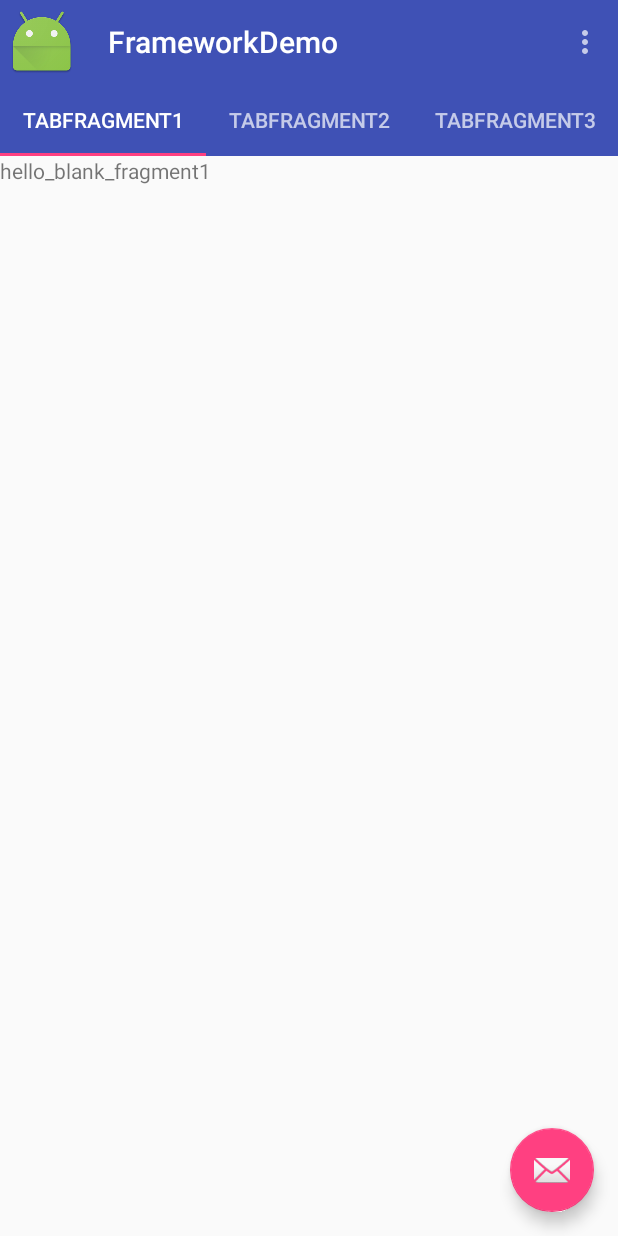
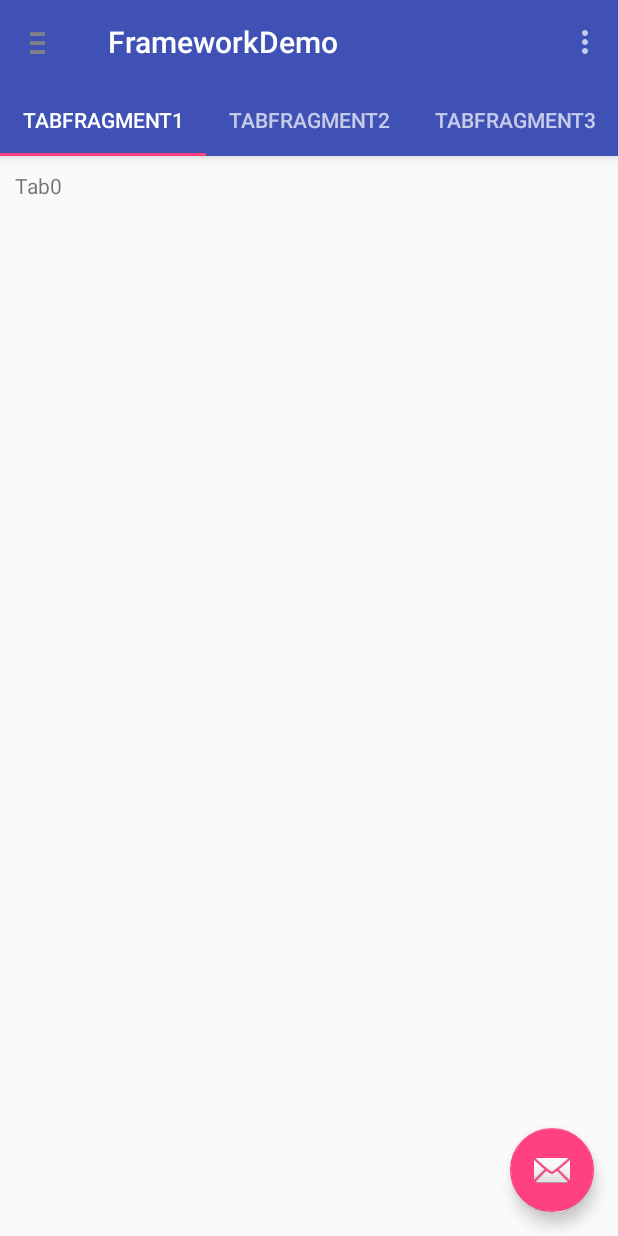
Before and after one commit to xinglianfly/Framework, an Android app: the screen it shows after launch (MainActivity), on a phone screen of 412 x 824 dp. Run offline under Robolectric (Android 15) with nearby library versions, the phone set to English and light mode, and no system bars.

Commit message:
appbarlayout

```diff
--- a/app/build.gradle
+++ b/app/build.gradle
@@ -25,4 +25,6 @@ dependencies {
     compile 'com.android.support:appcompat-v7:23.1.1'
     compile 'com.android.support:design:23.1.1'
     compile 'com.android.support:support-v4:23.1.1'
+    compile 'com.android.support:recyclerview-v7:23.1.1'
+
 }
--- a/app/src/main/java/com/example/administrator/frameworkdemo/MainActivity.java
+++ b/app/src/main/java/com/example/administrator/frameworkdemo/MainActivity.java
@@ -39,7 +39,7 @@ public class MainActivity extends AppCompatActivity implements NavigationView.On
         mDrawerlayout = (DrawerLayout) findViewById(R.id.drawerlayout);
         navigationView = (NavigationView) findViewById(R.id.navigationview);
         toolbar  = (Toolbar) findViewById(R.id.toolbar);
-        toolbar.setNavigationIcon(R.mipmap.ic_launcher);
+        toolbar.setNavigationIcon(R.mipmap.ic_drawer);
         floatingActionButton = (FloatingActionButton) findViewById(R.id.fab);
         floatingActionButton.setOnClickListener(this);
         setSupportActionBar(toolbar);
--- /dev/null
+++ b/app/src/main/java/com/example/administrator/frameworkdemo/adapter/RecyclerAdapter.java
@@ -0,0 +1,49 @@
+package com.example.administrator.frameworkdemo.adapter;
+
+import android.support.v7.widget.RecyclerView;
+import android.view.LayoutInflater;
+import android.view.View;
+import android.view.ViewGroup;
+import android.widget.TextView;
+
+import com.example.administrator.frameworkdemo.R;
+
+import java.util.List;
+
+/**
+ * Created by xiner on 16/2/21.
+ */
+public class RecyclerAdapter extends RecyclerView.Adapter<RecyclerAdapter.ViewHolder> {
+
+    public RecyclerAdapter(List<String> mItems){
+        this.mItems = mItems;
+    }
+
+    List<String> mItems;
+    @Override
+    public ViewHolder onCreateViewHolder(ViewGroup parent, int viewType) {
+        View v = LayoutInflater.from(parent.getContext()).inflate(R.layout.layout_row,parent,false);
+        return new ViewHolder(v);
+    }
+
+    @Override
+    public void onBindViewHolder(ViewHolder holder, int position) {
+        String item = mItems.get(position);
+        holder.mTextview.setText(item);
+    }
+
+    @Override
+    public int getItemCount() {
+        return mItems.size();
+    }
+
+    public class ViewHolder extends RecyclerView.ViewHolder{
+            private final TextView mTextview;
+
+        public ViewHolder(View itemView) {
+            super(itemView);
+            mTextview = (TextView) itemView.findViewById(R.id.listivwew_text);
+        }
+    }
+
+}
--- a/app/src/main/java/com/example/administrator/frameworkdemo/fragments/Fragment1.java
+++ b/app/src/main/java/com/example/administrator/frameworkdemo/fragments/Fragment1.java
@@ -4,11 +4,17 @@ import android.content.Context;
 import android.net.Uri;
 import android.os.Bundle;
 import android.support.v4.app.Fragment;
+import android.support.v7.widget.LinearLayoutManager;
+import android.support.v7.widget.RecyclerView;
 import android.view.LayoutInflater;
 import android.view.View;
 import android.view.ViewGroup;
 
 import com.example.administrator.frameworkdemo.R;
+import com.example.administrator.frameworkdemo.adapter.RecyclerAdapter;
+
+import java.util.ArrayList;
+import java.util.List;
 
 /**
  * A simple {@link Fragment} subclass.
@@ -63,7 +69,17 @@ public class Fragment1 extends Fragment {
     public View onCreateView(LayoutInflater inflater, ViewGroup container,
                              Bundle savedInstanceState) {
         // Inflate the layout for this fragment
-        return inflater.inflate(R.layout.fragment_fragment1, container, false);
+        View view =inflater.inflate(R.layout.fragment_fragment1, container, false);
+
+        List<String> items = new ArrayList<>();
+        for (int i =0;i<50;i++){
+            items.add("Tab"+i);
+        }
+
+        RecyclerView recyclerView = (RecyclerView) view.findViewById(R.id.recyclerview);
+        recyclerView.setLayoutManager(new LinearLayoutManager(getActivity()));
+        recyclerView.setAdapter(new RecyclerAdapter(items));
+        return view;
     }
 
     // TODO: Rename method, update argument and hook method into UI event
--- a/app/src/main/res/layout/activity_main.xml
+++ b/app/src/main/res/layout/activity_main.xml
@@ -1,19 +1,21 @@
 <?xml version="1.0" encoding="utf-8"?>
-<android.support.v4.widget.DrawerLayout
-    xmlns:android="http://schemas.android.com/apk/res/android"
+<android.support.v4.widget.DrawerLayout xmlns:android="http://schemas.android.com/apk/res/android"
     xmlns:app="http://schemas.android.com/apk/res-auto"
     android:id="@+id/drawerlayout"
     android:layout_width="match_parent"
     android:layout_height="match_parent"
     android:fitsSystemWindows="true">
+
     <android.support.design.widget.CoordinatorLayout
         android:id="@+id/coordinatorlayout"
         android:layout_width="match_parent"
         android:layout_height="match_parent">
 
-    <RelativeLayout
+
+
+        <android.support.design.widget.AppBarLayout
             android:layout_width="match_parent"
-        android:layout_height="match_parent"
+            android:layout_height="wrap_content"
 
             android:theme="@style/AppTheme.AppBarOverlay">
 
@@ -22,26 +24,28 @@
                 android:layout_width="match_parent"
                 android:layout_height="?attr/actionBarSize"
                 android:background="?attr/colorPrimary"
-            android:theme="@style/ThemeOverlay.AppCompat.Dark" />
+                android:theme="@style/ThemeOverlay.AppCompat.Dark"
+                app:layout_scrollFlags="scroll|enterAlways" />
 
 
             <android.support.design.widget.TabLayout
                 android:id="@+id/tablayout"
-            android:layout_below="@+id/toolbar"
                 android:layout_width="match_parent"
                 android:layout_height="wrap_content"
+                android:layout_below="@+id/toolbar"
                 android:background="?attr/colorPrimary"
                 android:theme="@style/ThemeOverlay.AppCompat.Dark"
                 app:tabGravity="fill"></android.support.design.widget.TabLayout>
+        </android.support.design.widget.AppBarLayout>
 
         <android.support.v4.view.ViewPager
             android:id="@+id/viewpager"
-            android:layout_below="@+id/tablayout"
             android:layout_width="match_parent"
-            android:layout_height="match_parent">
+            app:layout_behavior="@string/appbar_scrolling_view_behavior"
+            android:layout_height="match_parent"
+            android:layout_below="@+id/tablayout">
 
         </android.support.v4.view.ViewPager>
-    </RelativeLayout>
 
         <android.support.design.widget.FloatingActionButton
             android:id="@+id/fab"
--- a/app/src/main/res/layout/fragment_fragment1.xml
+++ b/app/src/main/res/layout/fragment_fragment1.xml
@@ -1,13 +1,9 @@
-<FrameLayout xmlns:android="http://schemas.android.com/apk/res/android"
+<android.support.v7.widget.RecyclerView xmlns:android="http://schemas.android.com/apk/res/android"
     xmlns:tools="http://schemas.android.com/tools"
     android:layout_width="match_parent"
+    android:id="@+id/recyclerview"
     android:layout_height="match_parent"
     tools:context="com.example.administrator.frameworkdemo.fragments.Fragment1">
 
-    <!-- TODO: Update blank fragment layout -->
-    <TextView
-        android:layout_width="match_parent"
-        android:layout_height="match_parent"
-        android:text="hello_blank_fragment1" />
 
-</FrameLayout>
+</android.support.v7.widget.RecyclerView>
--- /dev/null
+++ b/app/src/main/res/layout/layout_row.xml
@@ -0,0 +1,12 @@
+<?xml version="1.0" encoding="utf-8"?>
+<LinearLayout xmlns:android="http://schemas.android.com/apk/res/android"
+    android:orientation="vertical" android:layout_width="match_parent"
+   android:padding="10dp"
+    android:layout_height="match_parent">
+    <TextView
+        android:layout_width="wrap_content"
+        android:layout_height="wrap_content"
+        android:id="@+id/listivwew_text"
+        />
+
+</LinearLayout>
```
Also changed, not shown: app/src/main/res/mipmap-xhdpi/ic_drawer.png (added). Lines whose indentation alone changed are shown as unchanged.
